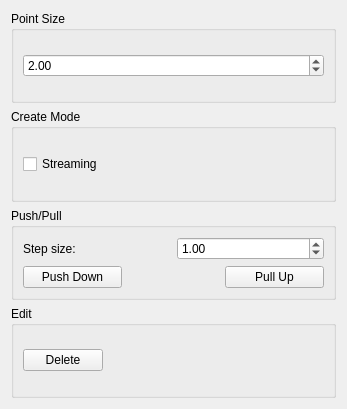
This is mapclientplugins/segmentationstep/tools/qt/point.ui in tsalemink/segmentationstep as Qt 5 draws it before an edit. The edited form follows.
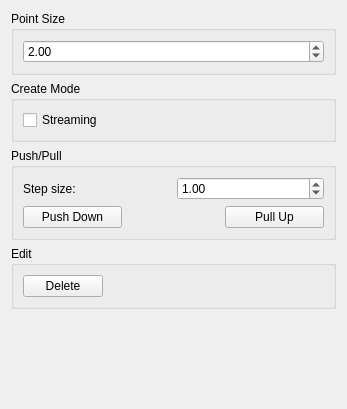
This is the edited form.

What changed in the file:
```diff
--- a/mapclientplugins/segmentationstep/tools/qt/point.ui
+++ b/mapclientplugins/segmentationstep/tools/qt/point.ui
@@ -170,6 +170,19 @@
      </layout>
     </widget>
    </item>
+   <item>
+    <spacer name="verticalSpacer">
+     <property name="orientation">
+      <enum>Qt::Vertical</enum>
+     </property>
+     <property name="sizeHint" stdset="0">
+      <size>
+       <width>20</width>
+       <height>40</height>
+      </size>
+     </property>
+    </spacer>
+   </item>
   </layout>
  </widget>
  <resources>
```
